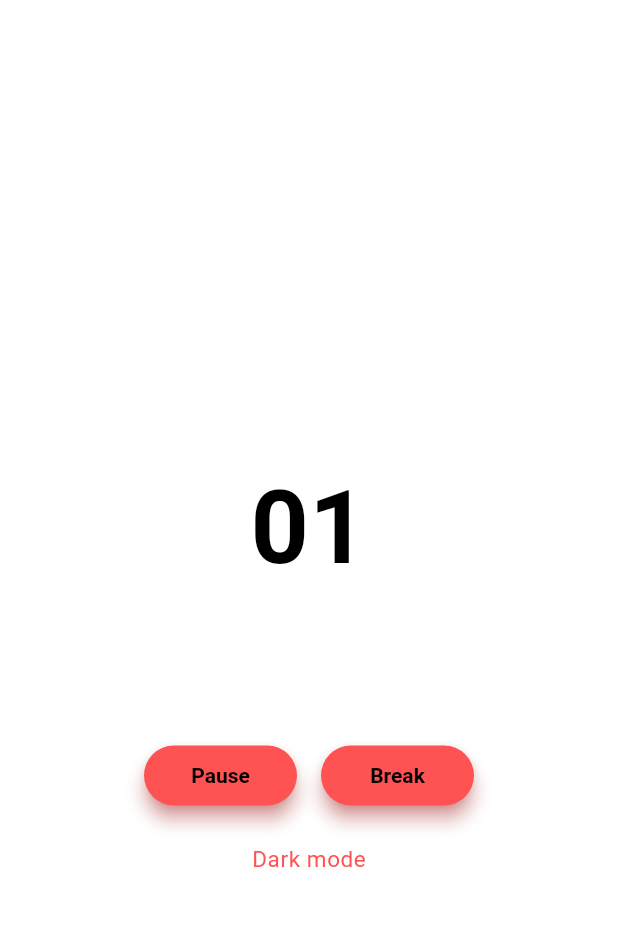
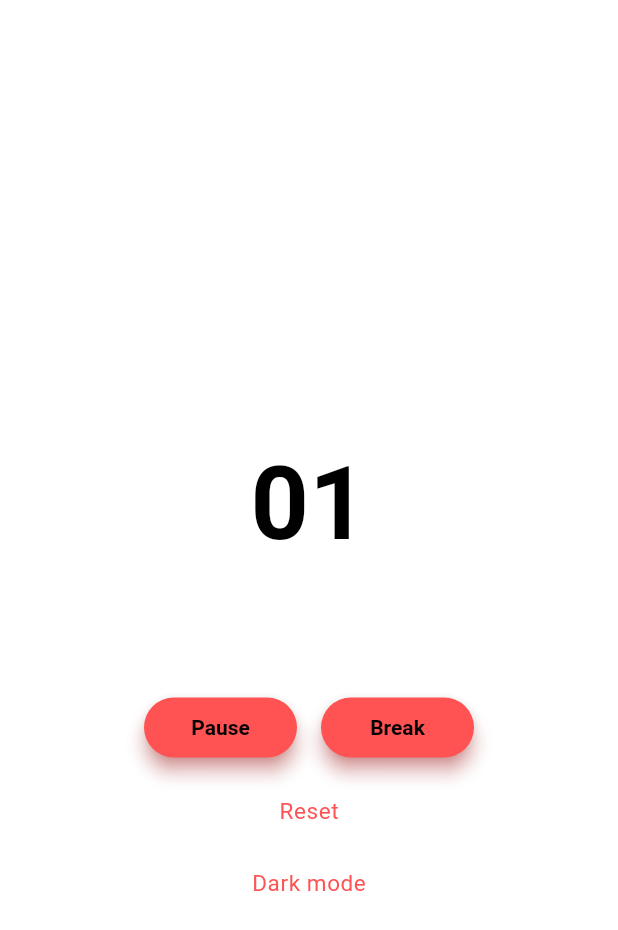
Before and after one commit to rapunschel/orodomop, a Flutter app: the screen it shows after launch, after a tap on "Start", on a phone screen of 412 x 824 dp. Shown: the top 930 px of the screen. Run offline on Flutter 3.47's test engine with Material 3 defaults, Android fonts, the phone set to English and light mode, and no system bars; drawn by our look-alikes of auto_size_text; our stand-ins replace flutter_local_notifications, flutter_timezone, permission_handler, shared_preferences, timezone; missing offline and left inert: flutter_foreground_task, glowy_borders.

Commit message:
Added reset button

```diff
--- a/lib/screens/timer_screen.dart
+++ b/lib/screens/timer_screen.dart
@@ -41,22 +41,36 @@ class _TimerScreenState extends State<TimerScreen> {
   @override
   Widget build(BuildContext context) {
     return WithForegroundTask(
-      child: Selector<TimerModel, int>(
-        selector: (context, model) => model.breakTimeRemaining,
-        builder: (context, breakTime, child) {
+      child: Selector<TimerModel, bool>(
+        selector: (context, model) => model.isCounting,
+        builder: (context, _, child) {
           return Scaffold(
-            body: Center(
+            body: SafeArea(
+              child: LayoutBuilder(
+                builder: (context, constraints) {
+                  return SingleChildScrollView(
+                    child: ConstrainedBox(
+                      constraints: BoxConstraints(
+                        minHeight: constraints.maxHeight,
+                      ),
+                      child: Center(
                         child: Column(
                           mainAxisAlignment: MainAxisAlignment.center,
                           crossAxisAlignment: CrossAxisAlignment.center,
                           children: [
                             CycleTimer(),
-                  SizedBox(height: 16),
                             TimerControlRow(),
                             SizedBox(height: 8),
-
+                            context.read<TimerModel>().isActive
+                                ? ResetButton()
+                                : SizedBox(),
                             ToggleThemeButton(),
                           ],
+                        ),
+                      ),
+                    ),
+                  );
+                },
               ),
             ),
           );
@@ -65,3 +79,17 @@ class _TimerScreenState extends State<TimerScreen> {
     );
   }
 }
+
+class ResetButton extends StatelessWidget {
+  const ResetButton({super.key});
+
+  @override
+  Widget build(BuildContext context) {
+    return TextButton(
+      onPressed: () {
+        context.read<TimerModel>().resetTimer();
+      },
+      child: Text("Reset", style: Theme.of(context).textTheme.bodySmall),
+    );
+  }
+}
```
Also changed, not shown: lib/models/timer_model.dart (+12 -4 lines). Lines whose indentation alone changed are shown as unchanged.
